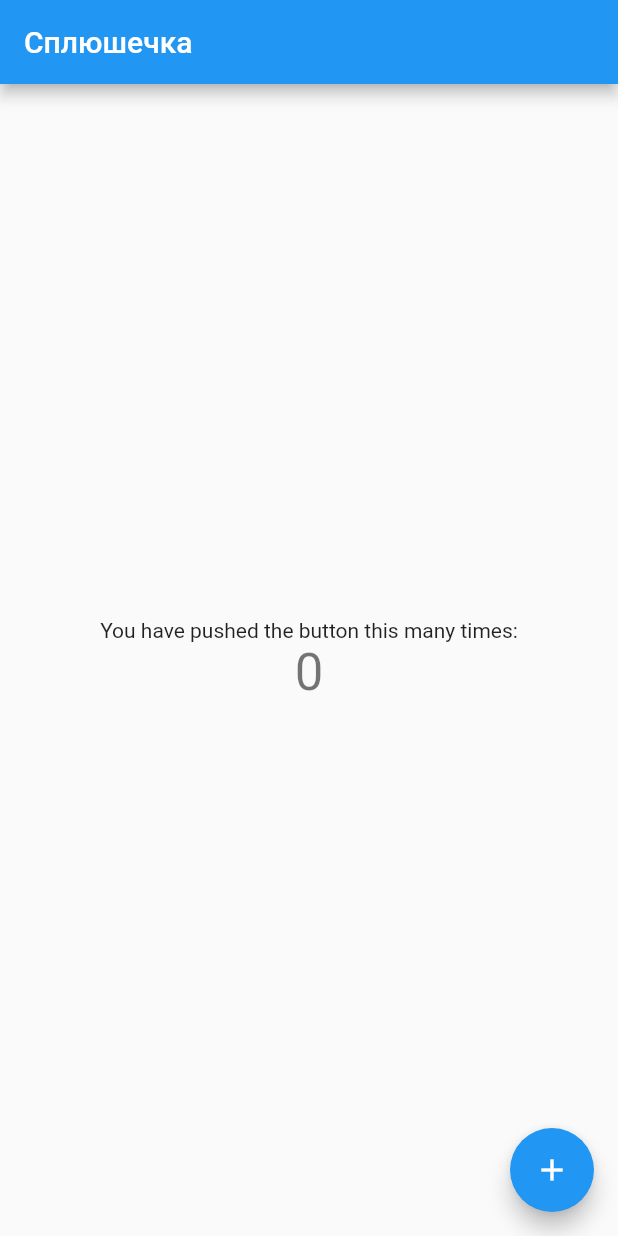
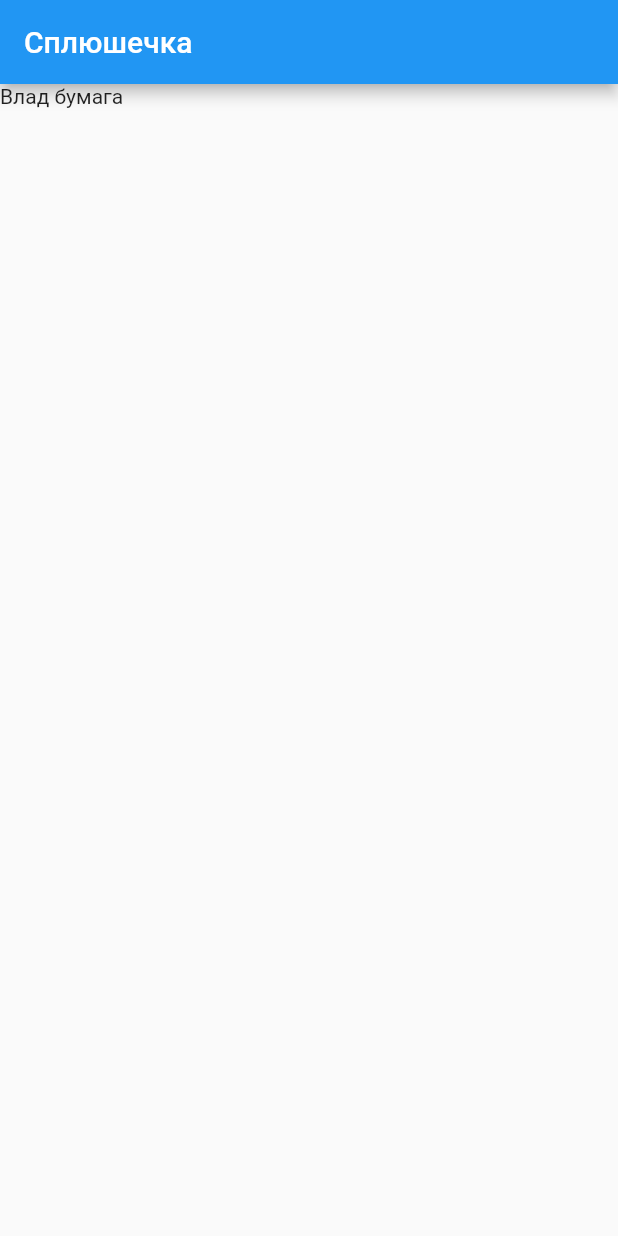
Before and after one commit to Den0110/splyshechka, a Flutter app: the screen it shows after launch, on a phone screen of 412 x 824 dp. Run offline on Flutter 3.47's test engine with Material 2 defaults, Android fonts, the phone set to English and light mode, and no system bars.

Commit message:
cleaned comments

```diff
--- a/lib/main.dart
+++ b/lib/main.dart
@@ -7,7 +7,6 @@
 class MyApp extends StatelessWidget {
   const MyApp({Key? key}) : super(key: key);
 
-  // This widget is the root of your application.
   @override
   Widget build(BuildContext context) {
     return MaterialApp(
@@ -15,92 +14,32 @@
       theme: ThemeData(
         primarySwatch: Colors.blue,
       ),
-      home: const MyHomePage(title: 'Сплюшечка'),
+      home: const MyHomePage(),
     );
   }
 }
 
 class MyHomePage extends StatefulWidget {
-  const MyHomePage({Key? key, required this.title}) : super(key: key);
-
-  // This widget is the home page of your application. It is stateful, meaning
-  // that it has a State object (defined below) that contains fields that affect
-  // how it looks.
-
-  // This class is the configuration for the state. It holds the values (in this
-  // case the title) provided by the parent (in this case the App widget) and
-  // used by the build method of the State. Fields in a Widget subclass are
-  // always marked "final".
-
-  final String title;
+  const MyHomePage({Key? key}) : super(key: key);
 
   @override
   State<MyHomePage> createState() => _MyHomePageState();
 }
 
 class _MyHomePageState extends State<MyHomePage> {
-  int _counter = 0;
-
-  void _incrementCounter() {
-    setState(() {
-      // This call to setState tells the Flutter framework that something has
-      // changed in this State, which causes it to rerun the build method below
-      // so that the display can reflect the updated values. If we changed
-      // _counter without calling setState(), then the build method would not be
-      // called again, and so nothing would appear to happen.
-      _counter++;
-    });
-  }
-
   @override
   Widget build(BuildContext context) {
-    // This method is rerun every time setState is called, for instance as done
-    // by the _incrementCounter method above.
-    //
-    // The Flutter framework has been optimized to make rerunning build methods
-    // fast, so that you can just rebuild anything that needs updating rather
-    // than having to individually change instances of widgets.
     return Scaffold(
       appBar: AppBar(
-        // Here we take the value from the MyHomePage object that was created by
-        // the App.build method, and use it to set our appbar title.
-        title: Text(widget.title),
+        title: const Text('Сплюшечка'),
       ),
-      body: Center(
-        // Center is a layout widget. It takes a single child and positions it
-        // in the middle of the parent.
+      body: SingleChildScrollView(
         child: Column(
-          // Column is also a layout widget. It takes a list of children and
-          // arranges them vertically. By default, it sizes itself to fit its
-          // children horizontally, and tries to be as tall as its parent.
-          //
-          // Invoke "debug painting" (press "p" in the console, choose the
-          // "Toggle Debug Paint" action from the Flutter Inspector in Android
-          // Studio, or the "Toggle Debug Paint" command in Visual Studio Code)
-          // to see the wireframe for each widget.
-          //
-          // Column has various properties to control how it sizes itself and
-          // how it positions its children. Here we use mainAxisAlignment to
-          // center the children vertically; the main axis here is the vertical
-          // axis because Columns are vertical (the cross axis would be
-          // horizontal).
-          mainAxisAlignment: MainAxisAlignment.center,
-          children: <Widget>[
-            const Text(
-              'You have pushed the button this many times:',
-            ),
-            Text(
-              '$_counter',
-              style: Theme.of(context).textTheme.headline4,
-            ),
+          children: const [
+            Text('Влад бумага'),
           ],
         ),
       ),
-      floatingActionButton: FloatingActionButton(
-        onPressed: _incrementCounter,
-        tooltip: 'Increment',
-        child: const Icon(Icons.add),
-      ), // This trailing comma makes auto-formatting nicer for build methods.
     );
   }
 }
```
